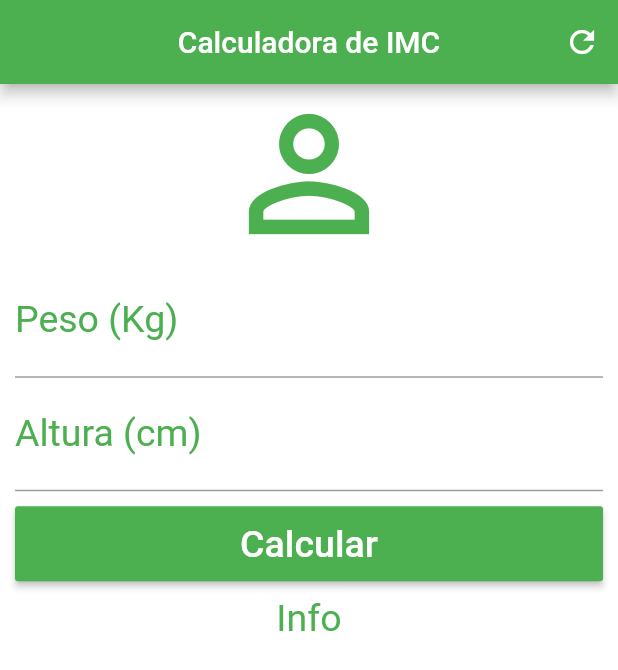
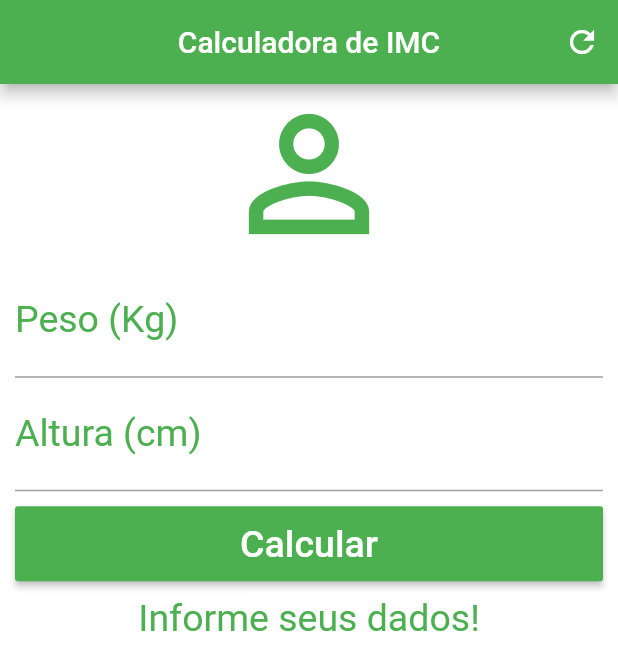
Before and after one commit to natanlf/flutter-calculadora-imc, a Flutter app: the screen it shows after launch, after a tap on "Calcular", on a phone screen of 412 x 824 dp. Shown: the top 670 px of the screen. Run offline on Flutter 3.47's test engine with Material 2 defaults, Android fonts, the phone set to English and light mode, and no system bars.

```diff
--- a/lib/main.dart
+++ b/lib/main.dart
@@ -12,6 +12,40 @@ class Home extends StatefulWidget {
 }
 
 class _HomeState extends State<Home> {
+  TextEditingController weightController = TextEditingController();
+  TextEditingController heightController = TextEditingController();
+
+  String _infoText = "Informe seus dados!";
+
+  void _resetFields() {
+    weightController.text = "";
+    heightController.text = "";
+    _infoText = "Informe seus dados!";
+  }
+
+  void _calculate() {
+    setState(() {
+      double weight = double.parse(weightController.text); //kg
+      double height =
+          double.parse(heightController.text) / 100; //cm, por isso /100
+      double imc = weight / (height * height);
+
+      if (imc < 18.6) {
+        _infoText = "Abaixo do Peso (${imc.toStringAsPrecision(4)})";
+      } else if (imc >= 18.6 && imc < 24.9) {
+        _infoText = "Peso Ideal (${imc.toStringAsPrecision(4)})";
+      } else if (imc >= 24.9 && imc < 29.9) {
+        _infoText = "Levemente Acima do Peso (${imc.toStringAsPrecision(4)})";
+      } else if (imc >= 29.9 && imc < 34.9) {
+        _infoText = "Obesidade Grau I (${imc.toStringAsPrecision(4)})";
+      } else if (imc >= 34.9 && imc < 39.9) {
+        _infoText = "Obesidade Grau II (${imc.toStringAsPrecision(4)})";
+      } else if (imc >= 40) {
+        _infoText = "Obesidade Grau III (${imc.toStringAsPrecision(4)})";
+      }
+    });
+  }
+
   @override
   Widget build(BuildContext context) {
     return Scaffold(
@@ -21,7 +55,8 @@ class _HomeState extends State<Home> {
           centerTitle: true,
           backgroundColor: Colors.green,
           actions: <Widget>[
-            IconButton(icon: Icon(Icons.refresh), onPressed: () => {})
+            IconButton(
+                icon: Icon(Icons.refresh), onPressed: () => {_resetFields()})
           ],
         ),
         backgroundColor: Colors.white,
@@ -39,6 +74,7 @@ class _HomeState extends State<Home> {
                     labelStyle: TextStyle(color: Colors.green)),
                 textAlign: TextAlign.center,
                 style: TextStyle(color: Colors.green, fontSize: 25.0),
+                controller: weightController,
               ),
               TextField(
                 keyboardType: TextInputType.number,
@@ -47,13 +83,14 @@ class _HomeState extends State<Home> {
                     labelStyle: TextStyle(color: Colors.green)),
                 textAlign: TextAlign.center,
                 style: TextStyle(color: Colors.green, fontSize: 25.0),
+                controller: heightController,
               ),
               Padding(
                 padding: EdgeInsets.only(top: 10.0, bottom: 10.0),
                 child: Container(
                   height: 50.0,
                   child: RaisedButton(
-                    onPressed: () {},
+                    onPressed: _calculate,
                     child: Text(
                       "Calcular",
                       style: TextStyle(color: Colors.white, fontSize: 25.0),
@@ -63,7 +100,7 @@ class _HomeState extends State<Home> {
                 ),
               ),
               Text(
-                "Info",
+                _infoText,
                 textAlign: TextAlign.center,
                 style: TextStyle(color: Colors.green, fontSize: 25.0),
               )
```
